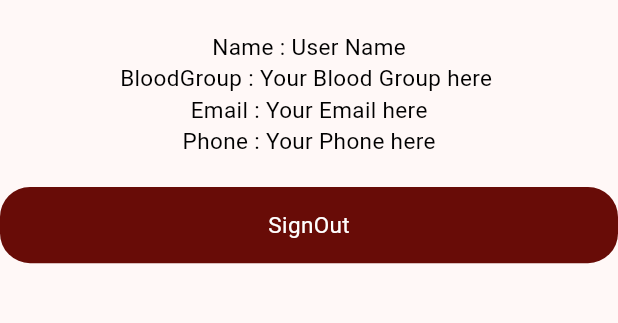
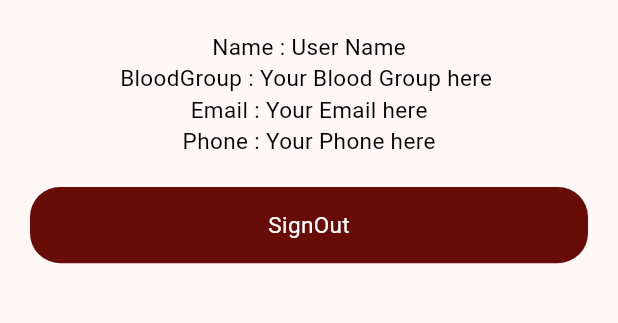
Before and after one commit to Khalidbinwaheed/blood_donation, a Flutter app: the AccountScreen screen opened by its route, on a phone screen of 412 x 824 dp, the part 310-633 px from its top. Run offline on Flutter 3.47's test engine with Material 3 defaults, Android fonts, the light colour scheme and no system bars; our stand-ins replace cloud_firestore, firebase_auth, firebase_core, flutter_riverpod, go_router, riverpod_annotation; accounts and stored records are empty; generated files the repository leaves out were written again.

Commit message:
Update account_screen.dart

```diff
--- a/lib/feathers/authentication/presentation/screens/lib/feathers/user_managment/presentation/screens/account_screen.dart
+++ b/lib/feathers/authentication/presentation/screens/lib/feathers/user_managment/presentation/screens/account_screen.dart
@@ -9,6 +9,7 @@ class AccountScreen extends ConsumerWidget {
 
   @override
   Widget build(BuildContext context, WidgetRef ref) {
+    SizeConfig.init(context);
     return Scaffold(
       appBar: AppBar(
         title: Text(
@@ -16,7 +17,11 @@ class AccountScreen extends ConsumerWidget {
           style: AppStyle.headingTextStyle,
         ),
       ),
-      body: Column(
+      body: Padding(
+        padding: const EdgeInsets.symmetric(
+          horizontal: 20,
+        ),
+        child: Column(
           children: [
             Text(
               'Type : User Type',
@@ -56,6 +61,7 @@ class AccountScreen extends ConsumerWidget {
             CommonButton(onTap: () {}, title: 'SignOut', isLoading: false)
           ],
         ),
+      ),
     );
   }
 }
```
Lines whose indentation alone changed are shown as unchanged.
